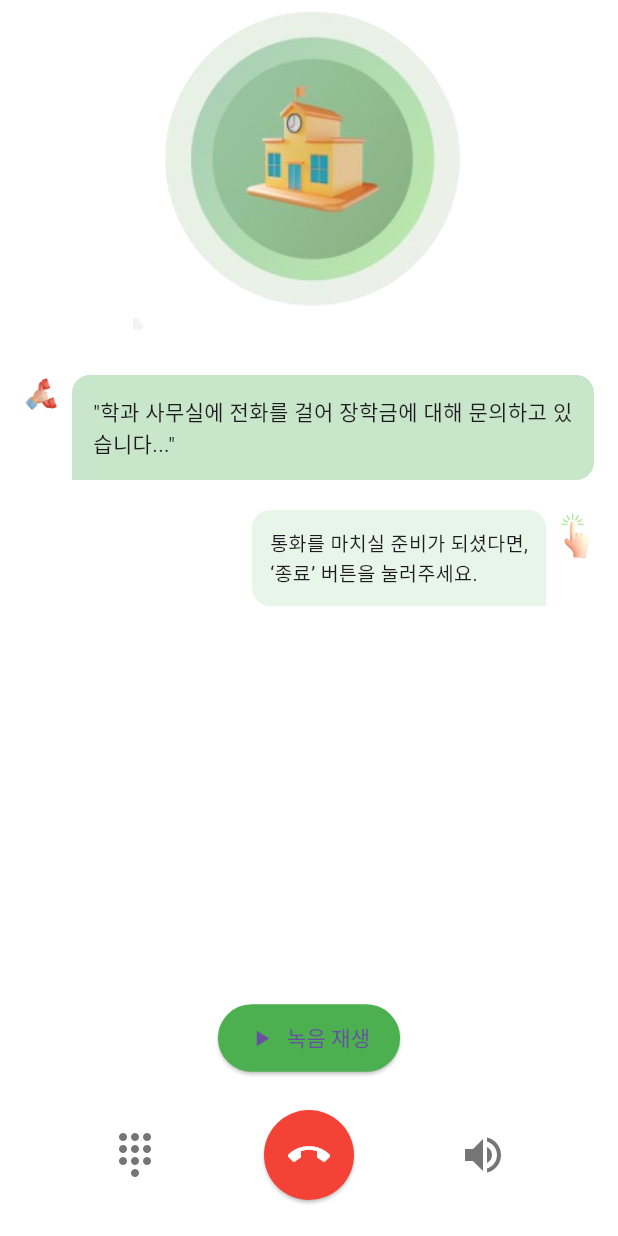
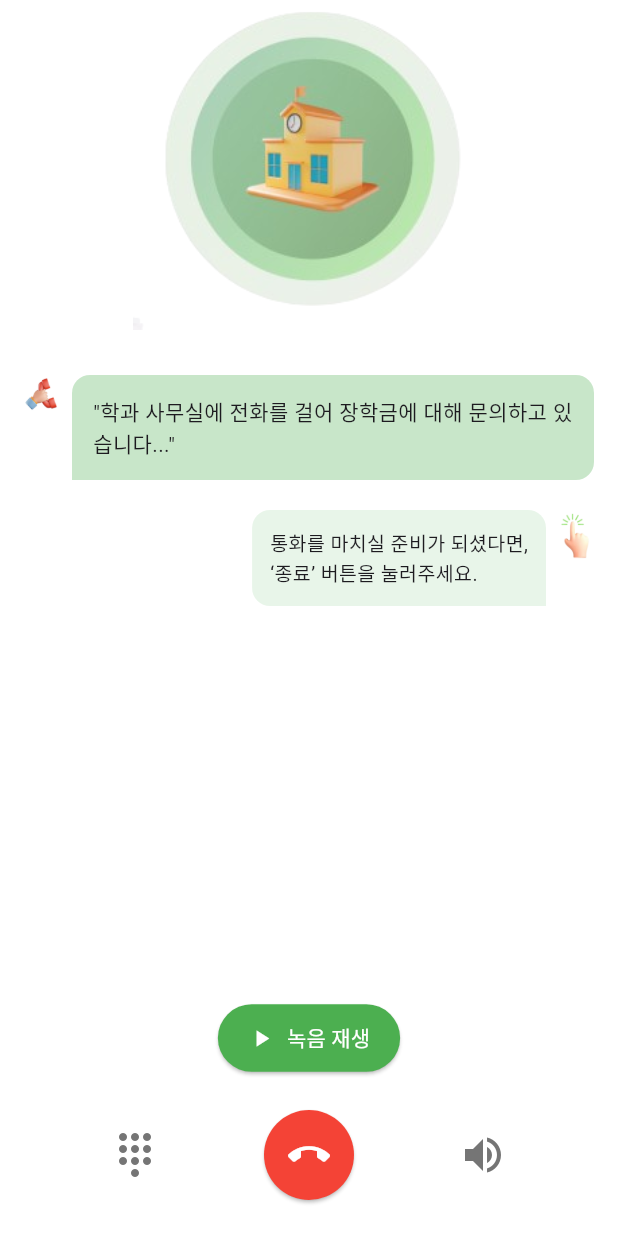
Before and after one commit to AI-based-Call-Training-System/Flutter_FE, a Flutter app: the CallPage screen opened directly with empty values, on a phone screen of 412 x 824 dp. Run offline on Flutter 3.47's test engine with Material 3 defaults, Android fonts, the phone set to English and light mode, and no system bars; our stand-ins replace permission_handler; missing offline and left inert: flutter_sound; statements that could not run were skipped.

Commit message:
fix feedback_detail

```diff
--- a/lib/call_page.dart
+++ b/lib/call_page.dart
@@ -173,6 +173,7 @@ class _CallPageState extends State<CallPage> {
               label: Text("녹음 재생"),
               style: ElevatedButton.styleFrom(
                 backgroundColor: Colors.green,
+                foregroundColor: Colors.white,
                 padding: EdgeInsets.symmetric(horizontal: 20, vertical: 12),
               ),
             ),
--- a/lib/feedback_detail_page.dart
+++ b/lib/feedback_detail_page.dart
@@ -51,7 +51,7 @@ class _FeedbackDetailPageState extends State<FeedbackDetailPage> {
           Container(
             padding: const EdgeInsets.all(12),
             decoration: BoxDecoration(
-              color: isUser ? Colors.blue[200] : Colors.grey[300],
+              color: isUser ? Colors.green.shade100 : Colors.white,
               borderRadius: BorderRadius.circular(10),
             ),
             child: Text(
@@ -72,8 +72,12 @@ class _FeedbackDetailPageState extends State<FeedbackDetailPage> {
   @override
   Widget build(BuildContext context) {
     return Scaffold(
+      backgroundColor: const Color(0xFFF5F5F5),
       appBar: AppBar(
         title: const Text('Feedback Detail'),
+        backgroundColor: Colors.white,
+        foregroundColor: Colors.black,
+        elevation: 0,
       ),
       body: isLoading
           ? const Center(child: CircularProgressIndicator())
```
Also changed, not shown: pubspec.lock, 1 other file.
